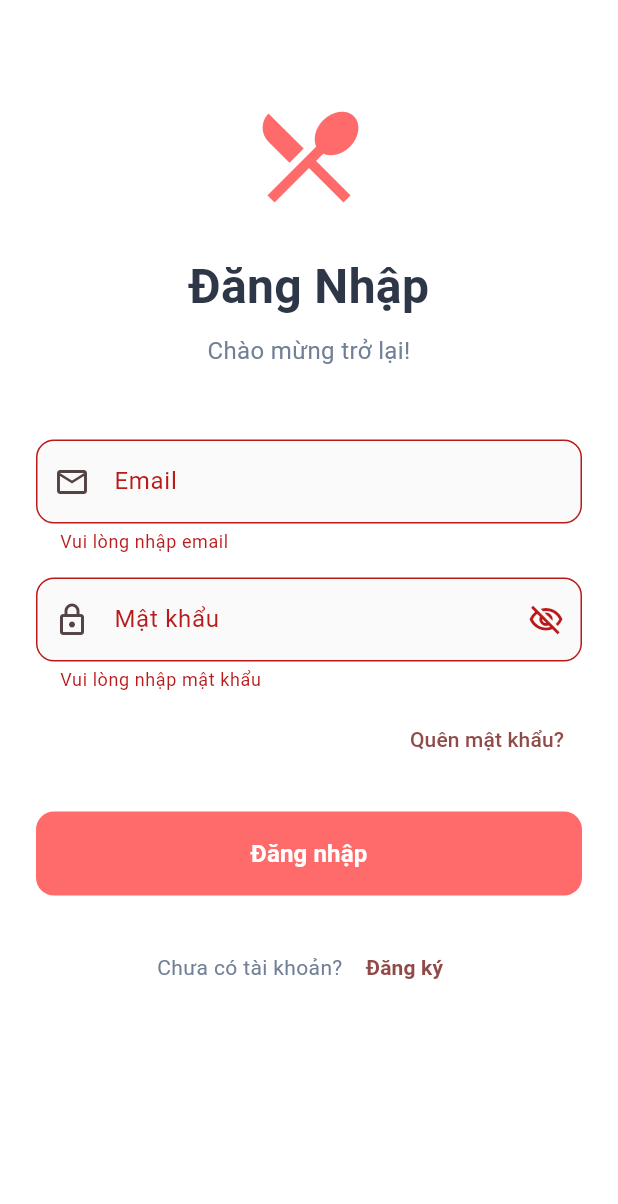
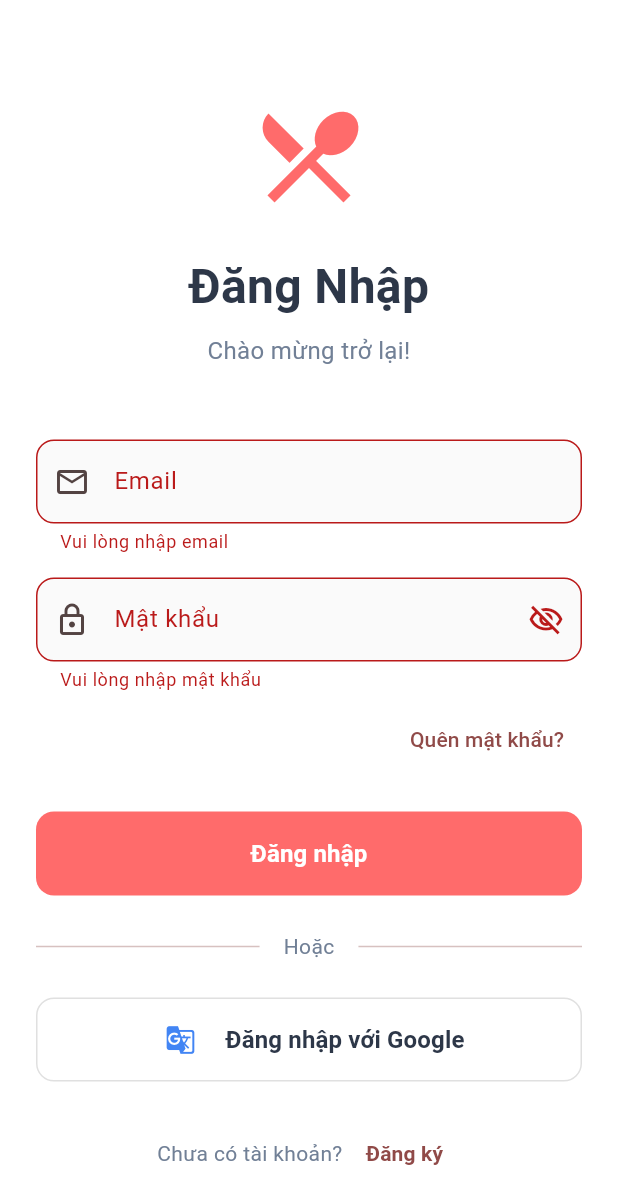
Before and after one commit to nhoton2004/Today-sEats, a Flutter app: the screen it shows after launch, after a tap on "Bỏ qua", after a tap on "Đăng nhập", on a phone screen of 412 x 824 dp. Shown: the top 1204 px of the screen. Run offline on Flutter 3.47's test engine with Material 3 defaults, Android fonts, the phone set to English and light mode, and no system bars; our stand-ins replace cloud_firestore, firebase_auth, firebase_core, google_sign_in, shared_preferences; accounts and stored records are empty; network calls fail.

Commit message:
cập nhật đăng nhập bằng gg

```diff
--- a/lib/features/auth/login_screen.dart
+++ b/lib/features/auth/login_screen.dart
@@ -1,5 +1,6 @@
 import 'package:flutter/material.dart';
 import '../../core/constants/app_colors.dart';
+import '../../core/services/auth_service.dart';
 
 class LoginScreen extends StatefulWidget {
   const LoginScreen({super.key});
@@ -12,8 +13,10 @@ class _LoginScreenState extends State<LoginScreen> {
   final _formKey = GlobalKey<FormState>();
   final _emailController = TextEditingController();
   final _passwordController = TextEditingController();
+  final _authService = AuthService();
   bool _isPasswordVisible = false;
   bool _isLoading = false;
+  bool _isGoogleLoading = false;
 
   @override
   void dispose() {
@@ -27,12 +30,49 @@ class _LoginScreenState extends State<LoginScreen> {
 
     setState(() => _isLoading = true);
 
-    // Simulate API call
-    await Future.delayed(const Duration(seconds: 2));
+    try {
+      await _authService.signInWithEmailAndPassword(
+        email: _emailController.text.trim(),
+        password: _passwordController.text,
+      );
 
-    if (mounted) {
-      setState(() => _isLoading = false);
-      Navigator.of(context).pushReplacementNamed('/main');
+      if (mounted) {
+        Navigator.of(context).pushReplacementNamed('/main');
+      }
+    } catch (e) {
+      if (mounted) {
+        setState(() => _isLoading = false);
+        ScaffoldMessenger.of(context).showSnackBar(
+          SnackBar(
+            content: Text(e.toString()),
+            backgroundColor: Colors.red,
+          ),
+        );
+      }
+    }
+  }
+
+  Future<void> _handleGoogleSignIn() async {
+    setState(() => _isGoogleLoading = true);
+
+    try {
+      final userCredential = await _authService.signInWithGoogle();
+
+      if (userCredential != null && mounted) {
+        Navigator.of(context).pushReplacementNamed('/main');
+      } else if (mounted) {
+        setState(() => _isGoogleLoading = false);
+      }
+    } catch (e) {
+      if (mounted) {
+        setState(() => _isGoogleLoading = false);
+        ScaffoldMessenger.of(context).showSnackBar(
+          SnackBar(
+            content: Text(e.toString()),
+            backgroundColor: Colors.red,
+          ),
+        );
+      }
     }
   }
 
@@ -164,6 +204,68 @@ class _LoginScreenState extends State<LoginScreen> {
                 ),
                 const SizedBox(height: 24),
                 Row(
+                  children: [
+                    const Expanded(child: Divider()),
+                    Padding(
+                      padding: const EdgeInsets.symmetric(horizontal: 16),
+                      child: Text(
+                        'Hoặc',
+                        style: TextStyle(
+                          color: AppColors.textSecondary,
+                          fontSize: 14,
+                        ),
+                      ),
+                    ),
+                    const Expanded(child: Divider()),
+                  ],
+                ),
+                const SizedBox(height: 24),
+                SizedBox(
+                  height: 56,
+                  child: OutlinedButton(
+                    onPressed: _isGoogleLoading ? null : _handleGoogleSignIn,
+                    style: OutlinedButton.styleFrom(
+                      side: BorderSide(color: Colors.grey.shade300),
+                      shape: RoundedRectangleBorder(
+                        borderRadius: BorderRadius.circular(12),
+                      ),
+                    ),
+                    child: _isGoogleLoading
+                        ? const SizedBox(
+                            width: 24,
+                            height: 24,
+                            child: CircularProgressIndicator(strokeWidth: 2),
+                          )
+                        : Row(
+                            mainAxisAlignment: MainAxisAlignment.center,
+                            children: [
+                              Container(
+                                padding: const EdgeInsets.all(8),
+                                decoration: BoxDecoration(
+                                  color: Colors.white,
+                                  borderRadius: BorderRadius.circular(4),
+                                ),
+                                child: const Icon(
+                                  Icons.g_translate,
+                                  color: Color(0xFF4285F4),
+                                  size: 20,
+                                ),
+                              ),
+                              const SizedBox(width: 12),
+                              const Text(
+                                'Đăng nhập với Google',
+                                style: TextStyle(
+                                  fontSize: 16,
+                                  fontWeight: FontWeight.w600,
+                                  color: AppColors.textPrimary,
+                                ),
+                              ),
+                            ],
+                          ),
+                  ),
+                ),
+                const SizedBox(height: 24),
+                Row(
                   mainAxisAlignment: MainAxisAlignment.center,
                   children: [
                     const Text(
--- a/pubspec.yaml
+++ b/pubspec.yaml
@@ -22,6 +22,7 @@ dependencies:
   firebase_auth: ^6.1.2
   cloud_firestore: ^6.1.0
   firebase_storage: ^13.0.4
+  google_sign_in: 6.2.1
 
 dev_dependencies:
   flutter_test:
```
Also changed, not shown: lib/core/services/auth_service.dart (+82 -9 lines), lib/features/auth/forgot_password_screen.dart (+23 -6 lines), lib/features/auth/register_screen.dart (+22 -4 lines), lib/features/profile/profile_screen.dart (+21 -3 lines), pubspec.lock, 2 other files.
